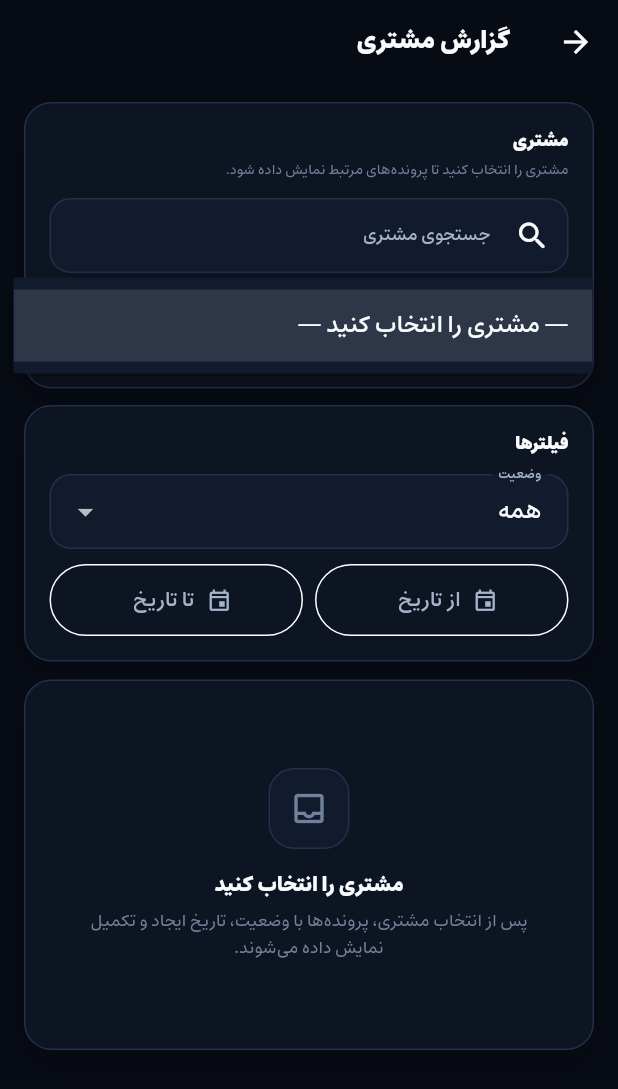
After one commit to Armanita/Followa, a Flutter app: the CustomerReportScreen screen opened directly, after a tap on "— مشتری را انتخاب کنید —", on a phone screen of 412 x 824 dp. The commit adds this screen. Shown: the top 1089 px of the screen. Run offline on Flutter 3.47's test engine with Material 3 defaults, Android fonts, the phone set to English and light mode, and no system bars; our stand-ins replace file_picker, flutter_secure_storage, image_picker, shamsi_date, shared_preferences; accounts and stored records are empty; network calls fail.

Commit message:
feat: add case archive and customer reports

```diff
--- /dev/null
+++ b/apps/mobile/lib/screens/customer_report_screen.dart
@@ -0,0 +1,507 @@
+import 'package:flutter/material.dart';
+
+import '../services/auth_service.dart';
+import '../theme/premium_theme.dart';
+import '../widgets/common.dart';
+
+class CustomerReportScreen extends StatefulWidget {
+  const CustomerReportScreen({super.key});
+
+  @override
+  State<CustomerReportScreen> createState() => _CustomerReportScreenState();
+}
+
+class _CustomerReportScreenState extends State<CustomerReportScreen> {
+  static const _pageSize = 15;
+
+  final _customerSearch = TextEditingController();
+  List<dynamic> _customers = [];
+  bool _customerLoading = false;
+  String? _customerId;
+  String _archive = '';
+  DateTime? _from;
+  DateTime? _to;
+  String? _ownerId;
+  String? _caseTypeId;
+  List<dynamic> _members = [];
+  List<dynamic> _caseTypes = [];
+  List<dynamic> _items = [];
+  int _page = 1;
+  int _total = 0;
+  bool _loading = false;
+  String? _error;
+
+  @override
+  void initState() {
+    super.initState();
+    _loadMeta();
+    _loadCustomers();
+  }
+
+  @override
+  void dispose() {
+    _customerSearch.dispose();
+    super.dispose();
+  }
+
+  bool get _isManager => AuthService.instance.isManager;
+
+  Future<void> _loadMeta() async {
+    try {
+      final company = await AuthService.instance.get('/companies/current');
+      if (mounted) {
+        setState(() =>
+            _caseTypes = company['caseTypes'] as List<dynamic>? ?? const []);
+      }
+    } catch (_) {}
+    if (_isManager) {
+      try {
+        final response = await AuthService.instance.get('/members');
+        if (mounted) {
+          setState(() =>
+              _members = (response['items'] as List<dynamic>? ?? const [])
+                  .where((raw) =>
+                      (raw as Map<String, dynamic>)['isActive'] == true)
+                  .toList());
+        }
+      } catch (_) {}
+    }
+  }
+
+  Future<void> _loadCustomers() async {
+    setState(() => _customerLoading = true);
+    try {
+      final search = _customerSearch.text.trim();
+      final response = await AuthService.instance.get(
+          '/customers?pageSize=30${search.isEmpty ? '' : '&search=${Uri.encodeComponent(search)}'}');
+      if (mounted) {
+        setState(
+            () => _customers = response['items'] as List<dynamic>? ?? const []);
+      }
+    } catch (_) {
+      if (mounted) setState(() => _customers = []);
+    } finally {
+      if (mounted) setState(() => _customerLoading = false);
+    }
+  }
+
+  String _dateParam(DateTime value, {required bool end}) {
+    final y = value.year.toString().padLeft(4, '0');
+    final m = value.month.toString().padLeft(2, '0');
+    final d = value.day.toString().padLeft(2, '0');
+    return end ? '$y-$m-${d}T23:59:59.999' : '$y-$m-${d}T00:00:00.000';
+  }
+
+  Future<void> _load() async {
+    if (_customerId == null) {
+      setState(() {
+        _items = [];
+        _total = 0;
+        _error = null;
+      });
+      return;
+    }
+    setState(() {
+      _loading = true;
+      _error = null;
+    });
+    try {
+      final params = <String>[
+        'customerId=$_customerId',
+        'page=$_page',
+        'pageSize=$_pageSize',
+      ];
+      if (_archive.isNotEmpty) params.add('archive=$_archive');
+      if (_from != null) params.add('from=${_dateParam(_from!, end: false)}');
+      if (_to != null) params.add('to=${_dateParam(_to!, end: true)}');
+      if (_ownerId != null) params.add('ownerId=$_ownerId');
+      if (_caseTypeId != null) params.add('caseTypeId=$_caseTypeId');
+      final response =
+          await AuthService.instance.get('/cases?${params.join('&')}');
+      if (!mounted) return;
+      setState(() {
+        _items = response['items'] as List<dynamic>? ?? const [];
+        _total = (response['total'] as num?)?.toInt() ?? _items.length;
+      });
+    } catch (error) {
+      if (mounted) setState(() => _error = userMessage(error));
+    } finally {
+      if (mounted) setState(() => _loading = false);
+    }
+  }
+
+  Future<void> _pickDate({required bool isFrom}) async {
+    final initial = (isFrom ? _from : _to) ?? DateTime.now();
+    final picked = await showDatePicker(
+      context: context,
+      initialDate: initial,
+      firstDate: DateTime(2020),
+      lastDate: DateTime(2100),
+    );
+    if (picked == null) return;
+    setState(() {
+      if (isFrom) {
+        _from = picked;
+      } else {
+        _to = picked;
+      }
+      _page = 1;
+    });
+    _load();
+  }
+
+  @override
+  Widget build(BuildContext context) {
+    final hasPrev = _page > 1;
+    final hasNext = _page * _pageSize < _total;
+    return Scaffold(
+      appBar: AppBar(title: const Text('گزارش مشتری')),
+      body: RefreshIndicator(
+        onRefresh: _load,
+        child: ListView(
+          padding: const EdgeInsets.fromLTRB(16, 12, 16, 110),
+          children: [
+            PremiumPanel(
+              child: Column(
+                crossAxisAlignment: CrossAxisAlignment.stretch,
+                children: [
+                  const Text('مشتری',
+                      style: TextStyle(
+                          color: FollowaColors.ink,
+                          fontSize: 12,
+                          fontWeight: FontWeight.w900)),
+                  const SizedBox(height: 4),
+                  const Text(
+                    'مشتری را انتخاب کنید تا پرونده‌های مرتبط نمایش داده شود.',
+                    style: TextStyle(
+                        color: FollowaColors.soft, fontSize: 9.5, height: 1.5),
+                  ),
+                  const SizedBox(height: 12),
+                  TextField(
+                      controller: _customerSearch,
+                      textInputAction: TextInputAction.search,
+                      onSubmitted: (_) => _loadCustomers(),
+                      decoration: InputDecoration(
+                          labelText: 'جستجوی مشتری',
+                          prefixIcon: const Icon(Icons.search_rounded),
+                          suffixIcon: _customerLoading
+                              ? const Padding(
+                                  padding: EdgeInsets.all(12),
+                                  child: SizedBox(
+                                      width: 18,
+                                      height: 18,
+                                      child: CircularProgressIndicator(
+                                          strokeWidth: 2)))
+                              : null)),
+                  const SizedBox(height: 10),
+                  DropdownButtonFormField<String>(
+                      initialValue: _customerId,
+                      decoration:
+                          const InputDecoration(labelText: 'انتخاب مشتری *'),
+                      dropdownColor: FollowaColors.elevated,
+                      items: [
+                        const DropdownMenuItem(
+                            value: null,
+                            child: Text('— مشتری را انتخاب کنید —')),
+                        for (final raw in _customers)
+                          DropdownMenuItem(
+                              value:
+                                  (raw as Map<String, dynamic>)['id'].toString(),
+                              child: Text(
+                                  '${raw['name']}${(raw['mobile'] ?? '').toString().isEmpty ? '' : ' — ${raw['mobile']}'}'))
+                      ],
+                      onChanged: (v) {
+                        setState(() {
+                          _customerId = v;
+                          _page = 1;
+                        });
+                        _load();
+                      }),
+                ],
+              ),
+            ),
+            const SizedBox(height: 11),
+            PremiumPanel(
+              child: Column(
+                crossAxisAlignment: CrossAxisAlignment.stretch,
+                children: [
+                  const Text('فیلترها',
+                      style: TextStyle(
+                          color: FollowaColors.ink,
+                          fontSize: 12,
+                          fontWeight: FontWeight.w900)),
+                  const SizedBox(height: 12),
+                  DropdownButtonFormField<String>(
+                      initialValue: _archive,
+                      decoration: const InputDecoration(labelText: 'وضعیت'),
+                      dropdownColor: FollowaColors.elevated,
+                      items: const [
+                        DropdownMenuItem(value: '', child: Text('همه')),
+                        DropdownMenuItem(
+                            value: 'active', child: Text('در حال انجام')),
+                        DropdownMenuItem(
+                            value: 'archived', child: Text('بایگانی شده')),
+                      ],
+                      onChanged: (v) {
+                        setState(() {
+                          _archive = v ?? '';
+                          _page = 1;
+                        });
+                        _load();
+                      }),
+                  const SizedBox(height: 10),
+                  Row(children: [
+                    Expanded(
+                        child: OutlinedButton.icon(
+                            onPressed: () => _pickDate(isFrom: true),
+                            icon: const Icon(Icons.event_outlined, size: 17),
+                            label: Text(_from == null
+                                ? 'از تاریخ'
+                                : Fa.date(_from!)),
+                            style: OutlinedButton.styleFrom(
+                                minimumSize: const Size(0, 48),
+                                foregroundColor: FollowaColors.muted))),
+                    const SizedBox(width: 8),
+                    Expanded(
+                        child: OutlinedButton.icon(
+                            onPressed: () => _pickDate(isFrom: false),
+                            icon: const Icon(Icons.event_outlined, size: 17),
+                            label: Text(
+                                _to == null ? 'تا تاریخ' : Fa.date(_to!)),
+                            style: OutlinedButton.styleFrom(
+                                minimumSize: const Size(0, 48),
+                                foregroundColor: FollowaColors.muted))),
+                  ]),
+                  if ((_from != null || _to != null) &&
+                      (_archive.isNotEmpty ||
+                          _ownerId != null ||
+                          _caseTypeId != null ||
+                          _customerId != null)) ...[
+                    Align(
+                      alignment: AlignmentDirectional.centerStart,
+                      child: TextButton.icon(
+                          onPressed: () {
+                            setState(() {
+                              _from = null;
+                              _to = null;
+                              _archive = '';
+                              _ownerId = null;
+                              _caseTypeId = null;
+                              _page = 1;
+                            });
+                            _load();
+                          },
+                          icon: const Icon(Icons.filter_alt_off_outlined,
+                              size: 16),
+                          label: const Text('حذف فیلترها')),
+                    ),
+                  ],
+                  if (_isManager && _members.isNotEmpty) ...[
+                    const SizedBox(height: 4),
+                    DropdownButtonFormField<String>(
+                        initialValue: _ownerId,
+                        decoration: const InputDecoration(labelText: 'کارمند'),
+                        dropdownColor: FollowaColors.elevated,
+                        items: [
+                          const DropdownMenuItem(
+                              value: null, child: Text('همه کارمندان')),
+                          for (final raw in _members)
+                            DropdownMenuItem(
+                                value: (raw as Map<String, dynamic>)['userId']
+                                    .toString(),
+                                child: Text(raw['fullName'].toString()))
+                        ],
+                        onChanged: (v) {
+                          setState(() {
+                            _ownerId = v;
+                            _page = 1;
+                          });
+                          _load();
+                        }),
+                  ],
+                  if (_caseTypes.isNotEmpty) ...[
+                    const SizedBox(height: 10),
+                    DropdownButtonFormField<String>(
+                        initialValue: _caseTypeId,
+                        decoration:
+                            const InputDecoration(labelText: 'نوع پرونده'),
+                        dropdownColor: FollowaColors.elevated,
+                        items: [
+                          const DropdownMenuItem(
+                              value: null, child: Text('همه انواع')),
+                          for (final raw in _caseTypes)
+                            DropdownMenuItem(
+                                value: (raw as Map<String, dynamic>)['id']
+                                    .toString(),
+                                child: Text(raw['name'].toString()))
+                        ],
+                        onChanged: (v) {
+                          setState(() {
+                            _caseTypeId = v;
+                            _page = 1;
+                          });
+                          _load();
+                        }),
+                  ],
+                ],
+              ),
+            ),
+            const SizedBox(height: 12),
+            if (_customerId == null)
+              const PremiumPanel(
+                  child: EmptyState(
+                      title: 'مشتری را انتخاب کنید',
+                      hint:
+                          'پس از انتخاب مشتری، پرونده‌ها با وضعیت، تاریخ ایجاد و تکمیل نمایش داده می‌شوند.'))
+            else if (_loading)
+              const Padding(
+                  padding: EdgeInsets.all(48),
+                  child: Center(child: CircularProgressIndicator()))
+            else if (_error != null)
+              ErrorState(message: _error!, onRetry: _load)
+            else if (_items.isEmpty)
+              const PremiumPanel(
+                  child: EmptyState(
+                      title: 'پرونده‌ای یافت نشد',
+                      hint:
+                          'فیلترها را تغییر دهید یا بازه زمانی را گسترده‌تر کنید.'))
+            else ...[
+              ..._items.map((raw) {
+                final item = raw as Map<String, dynamic>;
+                final owner = item['currentOwner'] as Map?;
+                final ownerName = owner == null
+                    ? '—'
+                    : '${owner['firstName'] ?? ''} ${owner['lastName'] ?? ''}'
+                        .trim();
+                final caseType = item['caseType'] as Map?;
+                final createdAt =
+                    DateTime.tryParse(item['createdAt']?.toString() ?? '');
+                final resultAt =
+                    DateTime.tryParse(item['resultAt']?.toString() ?? '');
+                final updatedAt =
+                    DateTime.tryParse(item['updatedAt']?.toString() ?? '');
+                final priority = item['priority']?.toString() ?? 'NORMAL';
+                return Padding(
+                    padding: const EdgeInsets.only(bottom: 10),
+                    child: PremiumPanel(
+                        child: Column(
+                            crossAxisAlignment: CrossAxisAlignment.start,
+                            children: [
+                          Row(children: [
+                            Container(
+                              padding: const EdgeInsets.symmetric(
+                                  horizontal: 8, vertical: 4),
+                              decoration: BoxDecoration(
+                                  color: FollowaColors.elevated,
+                                  borderRadius: BorderRadius.circular(9),
+                                  border:
+                                      Border.all(color: FollowaColors.border)),
+                              child: Text(
+                                  '#${Fa.num(item['number'] ?? '—')}',
+                                  style: const TextStyle(
+                                      color: FollowaColors.muted,
+                                      fontSize: 9.5,
+                                      fontWeight: FontWeight.w900)),
+                            ),
+                            const SizedBox(width: 7),
+                            Container(
+                              padding: const EdgeInsets.symmetric(
+                                  horizontal: 8, vertical: 4),
+                              decoration: BoxDecoration(
+                                  color: FollowaColors.amber
+                                      .withValues(alpha: .09),
+                                  borderRadius: BorderRadius.circular(9),
+                                  border: Border.all(
+                                      color: FollowaColors.amber
+                                          .withValues(alpha: .18))),
+                              child: Text(
+                                  priorityLabels[priority] ?? priority,
+                                  style: const TextStyle(
+                                      color: FollowaColors.amber,
+                                      fontSize: 9.5,
+                                      fontWeight: FontWeight.w900)),
+                            ),
+                            const Spacer(),
+                            StatusChip(
+                                status: item['status']?.toString() ?? ''),
+                          ]),
+                          const SizedBox(height: 11),
+                          Text(item['title']?.toString() ?? 'پرونده',
+                              maxLines: 2,
+                              overflow: TextOverflow.ellipsis,
+                              style: const TextStyle(
+                                  color: FollowaColors.ink,
+                                  fontWeight: FontWeight.w900,
+                                  fontSize: 13.5,
+                                  height: 1.5)),
+                          const SizedBox(height: 10),
+                          _metaRow(
+                              Icons.category_outlined,
+                              'نوع: ${caseType?['name'] ?? '—'}'),
+                          const SizedBox(height: 5),
+                          _metaRow(Icons.person_outline_rounded,
+                              'مسئول: $ownerName'),
+                          const SizedBox(height: 5),
+                          _metaRow(Icons.event_outlined,
+                              'ایجاد: ${createdAt == null ? '—' : Fa.date(createdAt)}'),
+                          const SizedBox(height: 5),
+                          _metaRow(
+                              Icons.check_circle_outline_rounded,
+                              'تکمیل: ${resultAt == null ? '—' : Fa.date(resultAt)}'),
+                          const SizedBox(height: 5),
+                          _metaRow(
+                              Icons.update_rounded,
+                              'آخرین بروزرسانی: ${updatedAt == null ? '—' : Fa.date(updatedAt)}'),
+                        ])));
+              }),
+              if (_total > _pageSize)
+                Padding(
+                    padding: const EdgeInsets.only(top: 4),
+                    child: Row(
+                        mainAxisAlignment: MainAxisAlignment.center,
+                        children: [
+                          OutlinedButton(
+                              onPressed: hasPrev
+                                  ? () {
+                                      setState(() => _page--);
+                                      _load();
+                                    }
+                                  : null,
+                              child: const Text('قبلی')),
+                          Padding(
+                              padding:
+                                  const EdgeInsets.symmetric(horizontal: 12),
+                              child: Text('صفحه ${Fa.num(_page)}',
+                                  style: const TextStyle(
+                                      color: FollowaColors.muted,
+                                      fontSize: 10.5,
+                                      fontWeight: FontWeight.w800))),
+                          OutlinedButton(
+                              onPressed: hasNext
+                                  ? () {
+                                      setState(() => _page++);
+                                      _load();
+                                    }
+                                  : null,
+                              child: const Text('بعدی')),
+                        ])),
+            ],
+          ],
+        ),
+      ),
+    );
+  }
+
+  Widget _metaRow(IconData icon, String text) {
+    return Row(children: [
+      Icon(icon, color: FollowaColors.soft, size: 15),
+      const SizedBox(width: 5),
+      Expanded(
+          child: Text(text,
+              maxLines: 1,
+              overflow: TextOverflow.ellipsis,
+              style:
+                  const TextStyle(color: FollowaColors.muted, fontSize: 10.5)))
+    ]);
+  }
+}
--- a/apps/mobile/lib/screens/more_screen.dart
+++ b/apps/mobile/lib/screens/more_screen.dart
@@ -2,6 +2,7 @@ import 'package:flutter/material.dart';
 
 import '../services/auth_service.dart';
 import '../theme/premium_theme.dart';
+import 'customer_report_screen.dart';
 import 'notifications_screen.dart';
 import 'profile_screen.dart';
 import 'reports_tab.dart';
@@ -20,6 +21,12 @@ class MoreScreen extends StatelessWidget {
               subtitle: 'بار عملیاتی و وضعیت پرونده‌های تیم',
               icon: Icons.bar_chart_rounded,
               page: ReportsTab(),
+            ),
+            const _MoreItem(
+              title: 'گزارش مشتری',
+              subtitle: 'پرونده‌های هر مشتری با فیلتر وضعیت و تاریخ',
+              icon: Icons.person_search_outlined,
+              page: CustomerReportScreen(),
             ),
             const _MoreItem(
               title: 'تنظیمات',
--- a/apps/mobile/lib/services/auth_service.dart
+++ b/apps/mobile/lib/services/auth_service.dart
@@ -130,7 +130,7 @@ class AuthService {
   Future<dynamic> _send(String method, String path, [Object? body]) async {
     try {
       final request = http.Request(method, _uri(path))
-        ..headers.addAll(await _headers());
+        ..headers.addAll(await _headers(json: body != null));
       if (body != null) request.body = jsonEncode(body);
       _debug('$method $path');
       final response =
```
Also changed, not shown: apps/mobile/lib/screens/cases_screen.dart (+41 -2 lines), apps/mobile/pubspec.lock, 8 other files.
